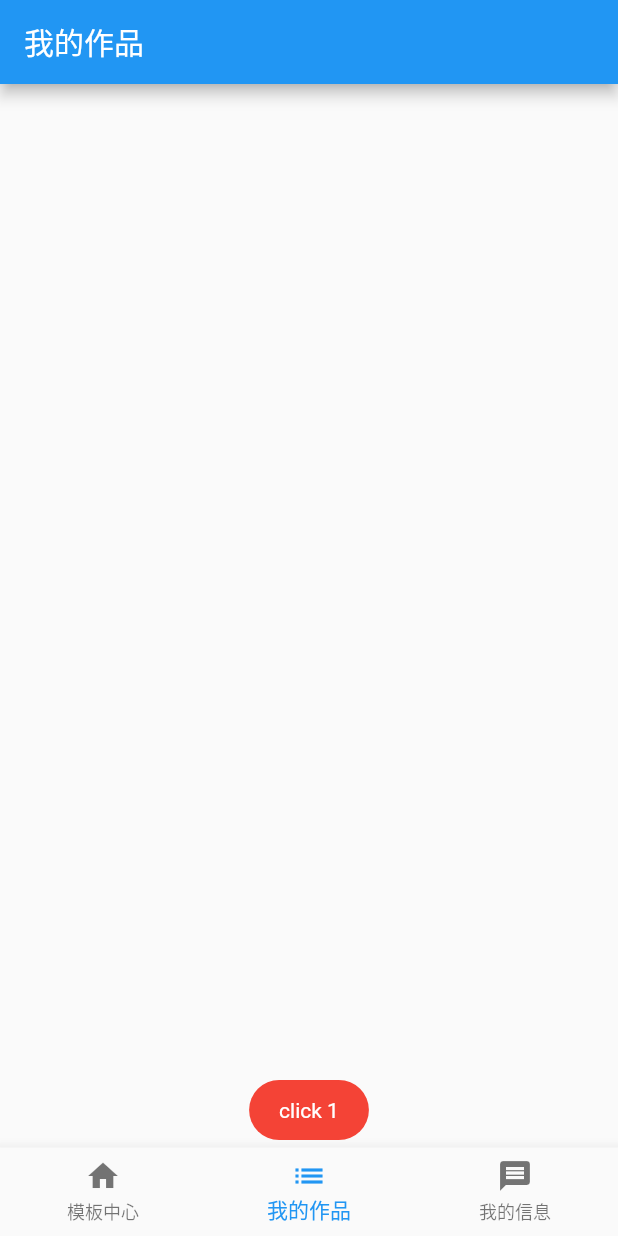
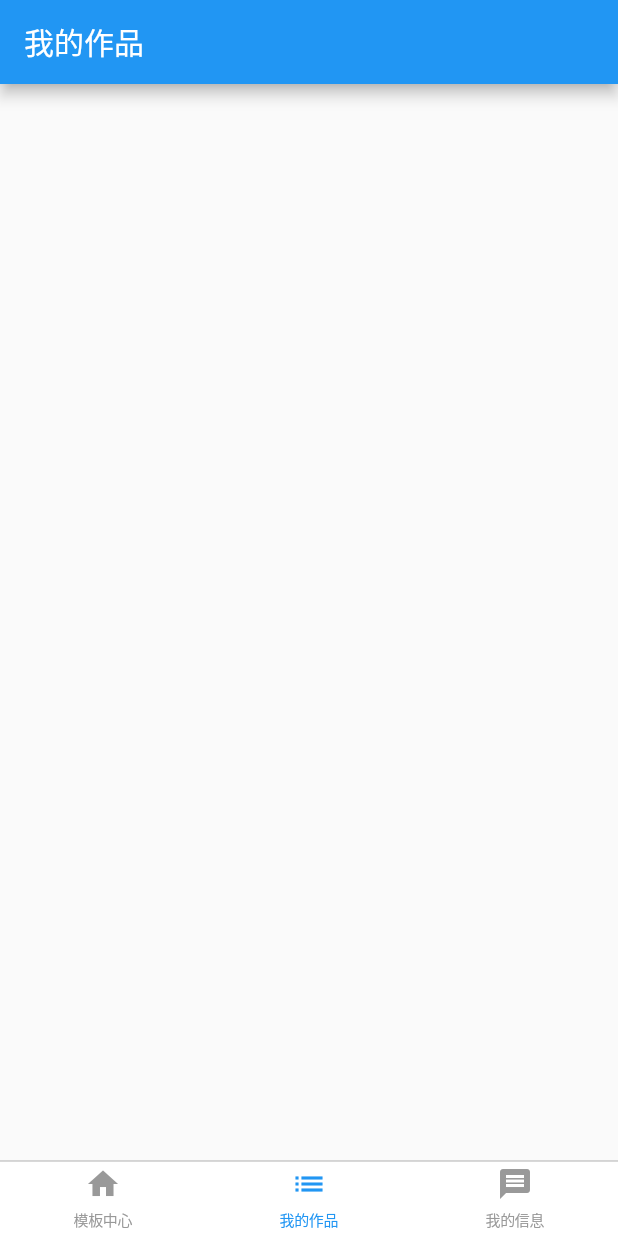
Before and after one commit to JasonZhang2019/FlutterDemo, a Flutter app: the screen it shows after launch, item 2 of the bottom bar chosen, on a phone screen of 412 x 824 dp. Run offline on Flutter 3.47's test engine with Material 2 defaults, Android fonts, the phone set to English and light mode, and no system bars; our stand-ins replace fluttertoast.

Commit message:
CupertinoTabScaffold替换BottomNavigationBar

```diff
--- a/lib/MainHome.dart
+++ b/lib/MainHome.dart
@@ -17,21 +17,15 @@ class MyHomePage extends StatefulWidget {
   State<StatefulWidget> createState() => new MyHomePageState();
 }
 
-class MyHomePageState extends State<MyHomePage>
-    with SingleTickerProviderStateMixin {
-  List<Widget> mPages = List<Widget>(); // 主界面的页面列表
-  int mCurrentIndex = 0; // 当前展示的界面下标
+class MyHomePageState extends State<MyHomePage> {
+  List<Widget> mPageList = new List();
 
   @override
   void initState() {
     super.initState();
-    mPages
-      ..add(PageOne())
-      ..add(PageTwo())
-      ..add(PageThree()); // 初始化申明三个Tab页面。 .. 串起来
-//    mPages.add(PageOne());
-//    mPages.add(PageTwo());
-//    mPages.add(PageThree());
+    mPageList.add(new PageOne());
+    mPageList.add(new PageTwo());
+    mPageList.add(new PageThree());
   }
 
   @override
@@ -39,39 +33,35 @@ class MyHomePageState extends State<MyHomePage>
     return MaterialApp(
         title: "首页主界面",
         theme: ThemeData(primarySwatch: Colors.blue),
-      home: Scaffold(
-        body: mPages[mCurrentIndex], // body显示的界面
-        bottomNavigationBar: new BottomNavigationBar(
+        home: CupertinoTabScaffold(
+            tabBar: CupertinoTabBar(
+              backgroundColor: Colors.white,
               items: [
                 // 底部三个item，指定图标和文案。Icons.home等图标是系统自带提供的。
-            // currentIndex的item的图标和文案颜色为theme颜色，未激活状态的为默认黑色
-            // 也可以用activeIcon指定激活状态下的ICON图标，一般不会这样做
                 BottomNavigationBarItem(
-                icon: Icon(Icons.home),
+                  icon: Icon(
+                    Icons.home,
+                    size: 24,
+                  ),
                   title: Text('模板中心'),
-                /*activeIcon: Icon(Icons.access_alarm)*/),
+                ),
                 BottomNavigationBarItem(
-                icon: Icon(Icons.list), title: Text('我的作品')),
+                    icon: Icon(
+                      Icons.list,
+                      size: 24,
+                    ),
+                    title: Text('我的作品')),
                 BottomNavigationBarItem(
-                icon: Icon(Icons.message), title: Text('我的信息'))
+                    icon: Icon(
+                      Icons.message,
+                      size: 24,
+                    ),
+                    title: Text('我的信息'))
               ],
-          currentIndex: mCurrentIndex, // 指定下标值等于mCurrentIndex变量
-          onTap: (int index) {
-            Fluttertoast.showToast(
-                msg: "click $index",
-                toastLength: Toast.LENGTH_SHORT, // 默认为LENGTH_SHORT，可改为LENGTH_LONG
-                gravity: ToastGravity.BOTTOM, // 默认为bottom，显示在底部，可改为居中或头部
-                timeInSecForIos: 2, // iOS系统上显示时长，默认为1，单位s
-                backgroundColor: Colors.red, // 背景色，默认为黑色
-                textColor: Colors.white); // 文字颜色，默认为白色
-
-            // 点击事件，点击下标值赋给mCurrentIndex，触发改变currentIndex值、刷新底部导航栏的样式
-            setState(() {
-              mCurrentIndex = index;
-            });
-          },
             ),
-      ),
-    );
+            tabBuilder: (BuildContext context, int index) {
+              // 需要放在集合中指向每次复用对象，如果这里写new PageOne()则每次也是重新创建。
+              return mPageList[index];
+            }));
   }
 }
```
Lines whose indentation alone changed are shown as unchanged.
